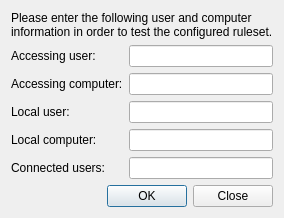
The window that configurator/src/AccessControlRulesTestDialog.ui (veyon/veyon) describes before a commit, drawn with Qt 5.
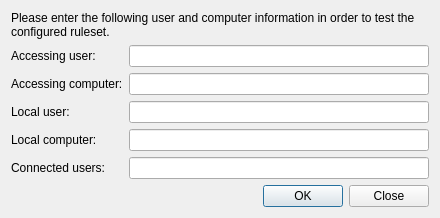
The same window after the commit.

Commit message: AccessControlRulesTestDialog: improve dialog layout

Patch:
```diff
--- a/configurator/src/AccessControlRulesTestDialog.ui
+++ b/configurator/src/AccessControlRulesTestDialog.ui
@@ -45,12 +45,6 @@
    </item>
    <item row="0" column="0" colspan="2">
     <widget class="QLabel" name="label_5">
-     <property name="sizePolicy">
-      <sizepolicy hsizetype="Preferred" vsizetype="MinimumExpanding">
-       <horstretch>0</horstretch>
-       <verstretch>0</verstretch>
-      </sizepolicy>
-     </property>
      <property name="text">
       <string>Please enter the following user and computer information in order to test the configured ruleset.</string>
      </property>
@@ -70,7 +64,14 @@
     <widget class="QLineEdit" name="localUserLineEdit"/>
    </item>
    <item row="1" column="1">
-    <widget class="QLineEdit" name="accessingUserLineEdit"/>
+    <widget class="QLineEdit" name="accessingUserLineEdit">
+     <property name="minimumSize">
+      <size>
+       <width>300</width>
+       <height>0</height>
+      </size>
+     </property>
+    </widget>
    </item>
    <item row="5" column="0">
     <widget class="QLabel" name="label_6">
```
Left out of the diff: 4 changed lines with no effect on the pictures.
